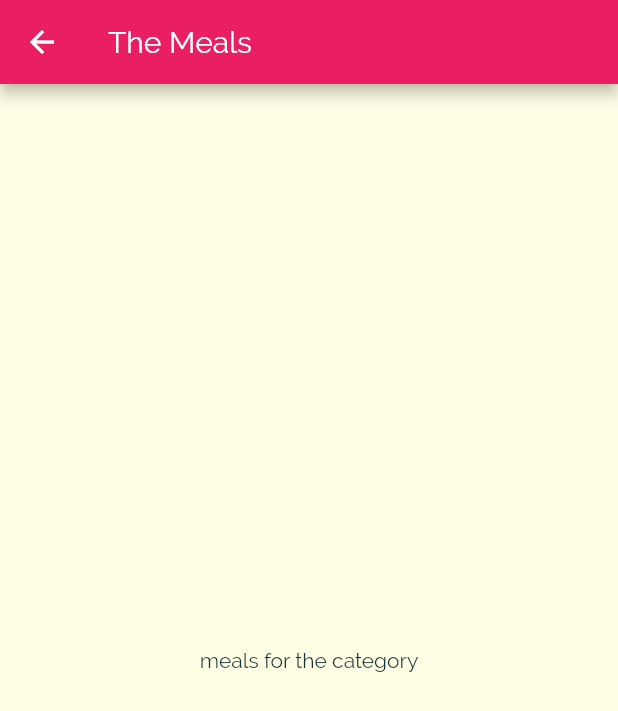
After one commit to FrancaTM/meals-app, a Flutter app: the screen it shows after launch, after a tap on "Italian", on a phone screen of 412 x 824 dp. The commit adds this screen. Shown: the top 711 px of the screen. Run offline on Flutter 3.47's test engine with Material 2 defaults, Android fonts, the phone set to English and light mode, and no system bars.

Commit message:
add navigation to category meals

```diff
--- a/lib/category_item.dart
+++ b/lib/category_item.dart
@@ -1,4 +1,5 @@
 import 'package:flutter/material.dart';
+import 'package:meals_app/category_meals_screen.dart';
 
 class CategoryItem extends StatelessWidget {
   final String title;
@@ -6,9 +7,25 @@ class CategoryItem extends StatelessWidget {
 
   CategoryItem(this.title, this.color);
 
+  void _selectCategory(BuildContext context) {
+    Navigator.of(context).push(
+      MaterialPageRoute(
+        builder: (_) {
+          return CategoryMealsScreen();
+        },
+      ),
+    );
+  }
+
   @override
   Widget build(BuildContext context) {
-    return Container(
+    return InkWell(
+      onTap: () {
+        _selectCategory(context);
+      },
+      splashColor: Theme.of(context).primaryColor,
+      borderRadius: BorderRadius.circular(15),
+      child: Container(
         padding: const EdgeInsets.all(15),
         child: Text(
           title,
@@ -23,6 +40,7 @@ class CategoryItem extends StatelessWidget {
           ),
           borderRadius: BorderRadius.circular(15),
         ),
+      ),
     );
   }
 }
--- /dev/null
+++ b/lib/category_meals_screen.dart
@@ -0,0 +1,15 @@
+import 'package:flutter/material.dart';
+
+class CategoryMealsScreen extends StatelessWidget {
+  @override
+  Widget build(BuildContext context) {
+    return Scaffold(
+      appBar: AppBar(
+        title: Text('The Meals'),
+      ),
+      body: Center(
+        child: Text('meals for the category'),
+      ),
+    );
+  }
+}
```
Lines whose indentation alone changed are shown as unchanged.
